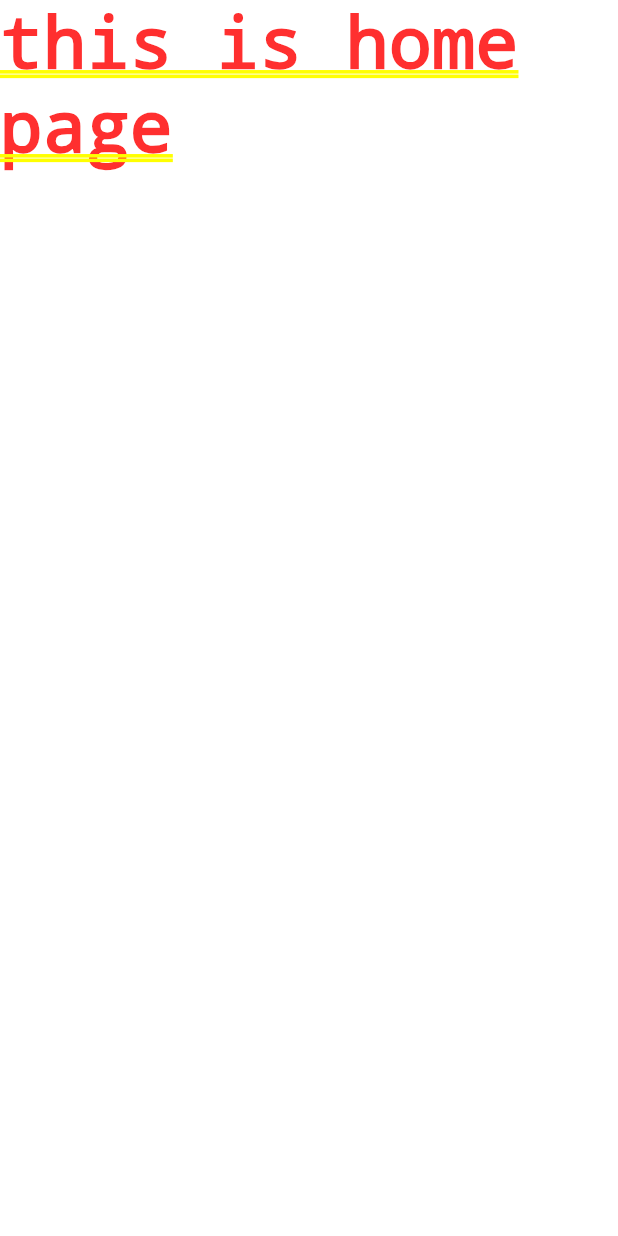
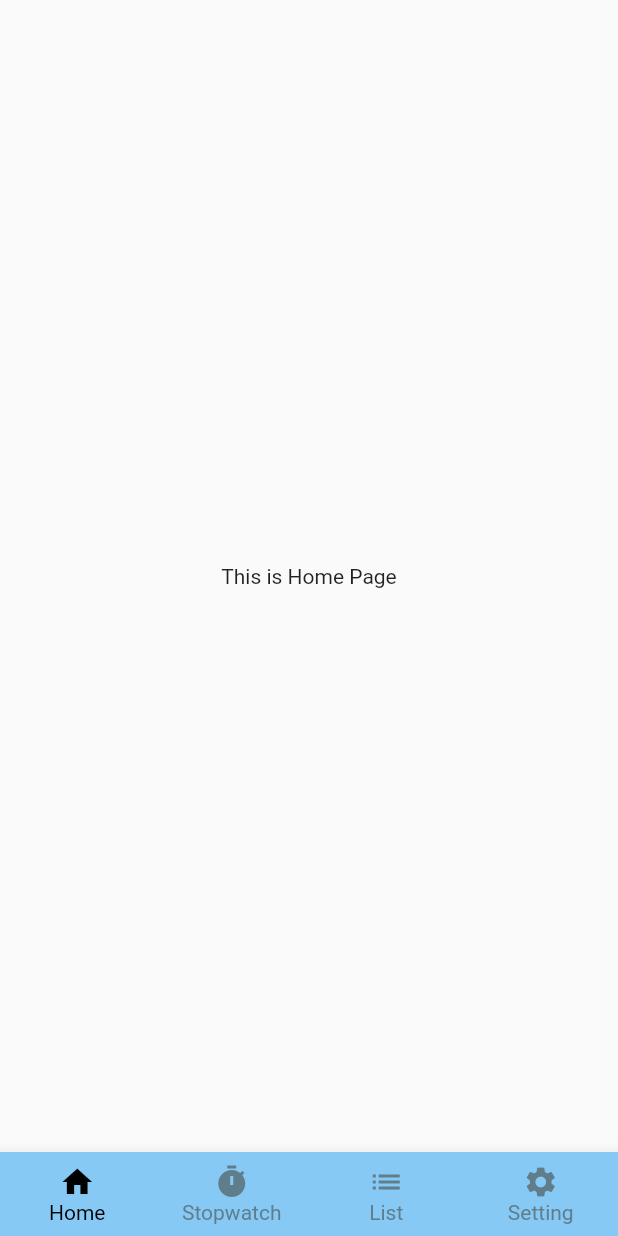
Before and after one commit to SuminJN/MobileAppDev-Final-Project, a Flutter app: the screen it shows after launch, after a tap on "Login", on a phone screen of 412 x 824 dp. Run offline on Flutter 3.47's test engine with Material 2 defaults, Android fonts, the phone set to English and light mode, and no system bars.

Commit message:
update home page

```diff
--- a/moappdev_project/lib/app.dart
+++ b/moappdev_project/lib/app.dart
@@ -10,16 +10,12 @@ class HanplApp extends StatelessWidget {
   @override
   Widget build(BuildContext context) {
     return MaterialApp(
+      debugShowCheckedModeBanner: false,
       title: 'Hanpl',
       theme: ThemeData(
         primarySwatch: Colors.blue,
       ),
-      initialRoute: '/login',
-      routes: {
-        '/': (context) => const HomePage(),
-        '/login': (context) => const LoginPage(),
-        '/signin': (context) => const SigninPage(),
-      },
+      home: const LoginPage(),
     );
   }
 }
--- a/moappdev_project/lib/home.dart
+++ b/moappdev_project/lib/home.dart
@@ -1,17 +1,63 @@
 import 'package:flutter/material.dart';
+import 'package:moappdve_project/screens/homehome.dart';
+import 'package:moappdve_project/screens/list.dart';
+import 'package:moappdve_project/screens/setting.dart';
+import 'package:moappdve_project/screens/stopwatch.dart';
 
-class HomePage extends StatefulWidget {
-  const HomePage({Key? key}) : super(key: key);
+class MainPage extends StatefulWidget {
+  const MainPage({Key? key}) : super(key: key);
 
   @override
-  _HomePageState createState() => _HomePageState();
+  _MainPageState createState() => _MainPageState();
 }
 
-class _HomePageState extends State<HomePage> {
+class _MainPageState extends State<MainPage> {
+  Color appColor = const Color.fromRGBO(134, 201, 245, 1);
+  int _selectedIndex = 0;
+
+  final List<Widget> _pages = [const HomeHomePage(), const StopwatchPage(), const ListPage(), const SettingPage()];
+
   @override
   Widget build(BuildContext context) {
-    return Container(
-      child: const Text('this is home page'),
+    return Scaffold(
+      // appBar: AppBar(
+      //   title: const Text('Home'),
+      //   backgroundColor: Colors.lightBlueAccent,
+      // ),
+      body: _pages[_selectedIndex],
+
+      bottomNavigationBar: BottomNavigationBar(
+        type: BottomNavigationBarType.fixed,
+        backgroundColor: appColor,
+        selectedItemColor: Colors.black,
+        selectedFontSize: 14,
+        unselectedItemColor: Colors.blueGrey,
+        unselectedFontSize: 14,
+        currentIndex: _selectedIndex,
+        onTap: (int index) {
+          setState(() {
+            _selectedIndex = index;
+          });
+        },
+        items: const <BottomNavigationBarItem>[
+          BottomNavigationBarItem(
+            icon: Icon(Icons.home),
+            label: 'Home',
+          ),
+          BottomNavigationBarItem(
+            icon: Icon(Icons.timer),
+            label: 'Stopwatch',
+          ),
+          BottomNavigationBarItem(
+            icon: Icon(Icons.list),
+            label: 'List',
+          ),
+          BottomNavigationBarItem(
+            icon: Icon(Icons.settings),
+            label: 'Setting',
+          ),
+        ],
+      ),
     );
   }
 }
--- a/moappdev_project/lib/login.dart
+++ b/moappdev_project/lib/login.dart
@@ -1,4 +1,7 @@
 import 'package:flutter/material.dart';
+import 'package:moappdve_project/signin.dart';
+
+import 'home.dart';
 
 class LoginPage extends StatefulWidget {
   const LoginPage({Key? key}) : super(key: key);
@@ -47,14 +50,14 @@ class _LoginPageState extends State<LoginPage> {
                     height: 40,
                     child: ElevatedButton(
                       onPressed: () {
-                        Navigator.pushNamed(context, '/signin');
+                        Navigator.of(context).push(MaterialPageRoute(
+                            builder: (context) => const SigninPage()));
                       },
                       child: const Text('Sign-In'),
                       style: ElevatedButton.styleFrom(
                           primary: Colors.blueAccent,
                           shape: RoundedRectangleBorder(
-                              borderRadius: BorderRadius.circular(20))
-                      ),
+                              borderRadius: BorderRadius.circular(20))),
                     ),
                   ),
                   SizedBox(
@@ -62,20 +65,21 @@ class _LoginPageState extends State<LoginPage> {
                     height: 40,
                     child: ElevatedButton(
                       onPressed: () {
-                        Navigator.pushNamed(context, '/');
+                        Navigator.of(context).push(MaterialPageRoute(
+                            builder: (context) => const MainPage()));
                       },
                       child: const Text('Login'),
                       style: ElevatedButton.styleFrom(
                           primary: Colors.cyan,
                           shape: RoundedRectangleBorder(
-                              borderRadius: BorderRadius.circular(20))
-                      ),
+                              borderRadius: BorderRadius.circular(20))),
                     ),
                   ),
                 ],
               ),
-
-              const SizedBox(height: 110,),
+              const SizedBox(
+                height: 110,
+              ),
               Row(
                 mainAxisAlignment: MainAxisAlignment.center,
                 children: [
--- /dev/null
+++ b/moappdev_project/lib/screens/homehome.dart
@@ -0,0 +1,19 @@
+import 'package:flutter/material.dart';
+
+class HomeHomePage extends StatefulWidget {
+  const HomeHomePage({Key? key}) : super(key: key);
+
+  @override
+  _HomeHomePageState createState() => _HomeHomePageState();
+}
+
+class _HomeHomePageState extends State<HomeHomePage> {
+  @override
+  Widget build(BuildContext context) {
+    return const Scaffold(
+      body: Center(
+        child: Text('This is Home Page'),
+      ),
+    );
+  }
+}
```
Also changed, not shown: moappdev_project/lib/screens/list.dart (added, +19 -0 lines), moappdev_project/lib/screens/setting.dart (added, +19 -0 lines), moappdev_project/lib/screens/stopwatch.dart (added, +19 -0 lines), moappdev_project/lib/signin.dart (+18 -1 lines), moappdev_project/lib/profile.dart (deleted), moappdev_project/lib/screens/detail.dart (added), moappdev_project/lib/screens/profile.dart (added), moappdev_project/lib/setting.dart (deleted), moappdev_project/lib/stopwatch.dart (deleted).
